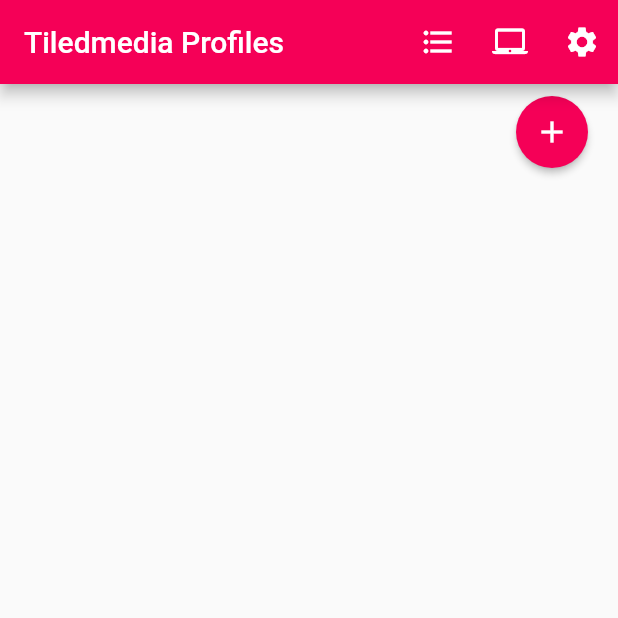
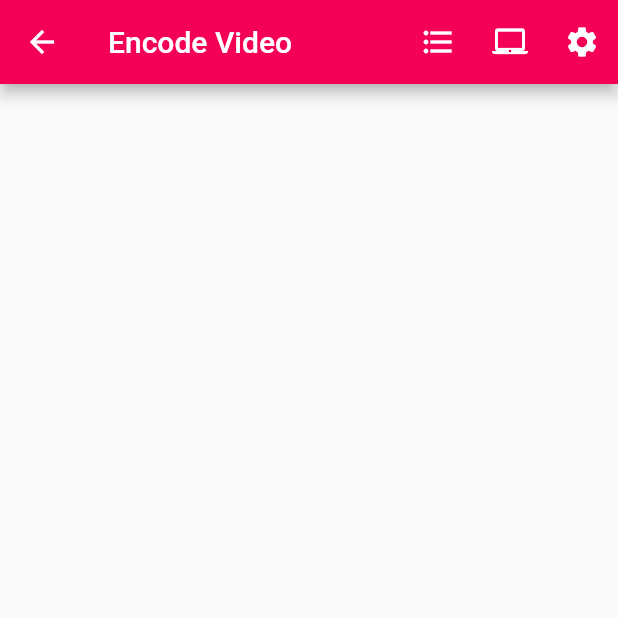
Before and after one commit to Ngoni-Sama/tiledmedia, a Flutter app: the screen it shows after launch, after a tap on the "laptop mac" icon, on a phone screen of 412 x 824 dp, the top half of it. Run offline on Flutter 3.47's test engine with Material 2 defaults, Android fonts, the phone set to English and light mode, and no system bars; our stand-ins replace shared_preferences.

Commit message:
update profiles list

```diff
--- a/lib/main.dart
+++ b/lib/main.dart
@@ -1,5 +1,5 @@
 import 'routes.dart';
 
-void main () {
+void main() {
   new Routes();
 }
--- a/lib/routes.dart
+++ b/lib/routes.dart
@@ -1,7 +1,10 @@
 import 'package:flutter/material.dart';
-import 'package:tiledmedia/screens/create_profile/create_profile.dart';
+import 'package:tiledmedia/screens/create_profile/index.dart';
+import 'package:tiledmedia/screens/encode/index.dart';
 import 'package:tiledmedia/screens/home/home.dart';
-import 'package:tiledmedia/screens/profiles/profiles.dart';
+import 'package:tiledmedia/screens/profiles/index.dart';
+import 'package:tiledmedia/util/common.dart';
+import 'package:tiledmedia/util/globals.dart';
 import 'package:tiledmedia/util/theme.dart';
 
 class Routes {
@@ -9,6 +12,7 @@ class Routes {
     'home': (BuildContext context) => new Home(),
     'profiles': (BuildContext context) => new Profiles(),
     'create-profile': (BuildContext context) => new CreateProfile(),
+    'encode': (BuildContext context) => new Encode(),
   };
 
   Routes () {
@@ -19,5 +23,10 @@ class Routes {
       routes: routes,
       home: new Profiles(),
     ));
+    init();
+  }
+
+  init() async {
+    Globals.pref = await initPreferences();
   }
 }
--- a/lib/screens/create_profile/step_complete/step_complete.dart
+++ b/lib/screens/create_profile/step_complete/step_complete.dart
@@ -1,6 +1,7 @@
 import 'package:flutter/material.dart';
 import 'package:tiledmedia/data/profile.model.dart';
 import 'package:tiledmedia/util/common.dart';
+import 'package:tiledmedia/util/database.dart';
 import 'package:tiledmedia/util/globals.dart';
 import 'package:tiledmedia/util/theme.dart';
 import 'package:tiledmedia/widgets/primary_button/primary_button.dart';
@@ -36,6 +37,7 @@ class _StepCompleteState extends State<StepComplete> {
     if (formKey.currentState.validate()) {
       final form = formKey.currentState;
       form.save();
+      saveProfile(profile);
       Navigator.of(context).pushNamed('profiles');
     }
   }
--- /dev/null
+++ b/lib/screens/encode/encode.dart
@@ -0,0 +1,51 @@
+import 'package:flutter/material.dart';
+import 'package:tiledmedia/data/profile.model.dart';
+import 'package:tiledmedia/util/globals.dart';
+import 'package:tiledmedia/util/theme.dart';
+import 'package:tiledmedia/widgets/appbar_layout/index.dart';
+import 'package:tiledmedia/widgets/primary_button/primary_button.dart';
+
+class Encode extends StatefulWidget {
+  Encode({Key key}) : super(key: key);
+
+  @override
+  _EncodeState createState() => new _EncodeState();
+}
+
+class _EncodeState extends State<Encode> {
+  final formKey = GlobalKey<FormState>();
+
+  @override
+  Widget build(BuildContext context) {
+    return new Scaffold(
+      appBar: new AppBarLayout(
+        appBarTitle: 'Encode Video',
+        context: context,
+      ),
+      body: new Container(
+        child: LayoutBuilder(builder: (BuildContext context, BoxConstraints viewportConstraints) {
+          return GestureDetector(
+            onTap: () => FocusScope.of(context).requestFocus(new FocusNode()),
+            child: SingleChildScrollView(
+              child: ConstrainedBox(
+                constraints: BoxConstraints(
+                  minHeight: viewportConstraints.maxHeight,
+                ),
+                child: IntrinsicHeight(
+                  child: Column(
+                    mainAxisAlignment: MainAxisAlignment.start,
+                    crossAxisAlignment: CrossAxisAlignment.start,
+                    mainAxisSize: MainAxisSize.max,
+                    children: <Widget>[
+
+                    ],
+                  ),
+                ),
+              ),
+            ),
+          );
+        }),
+      ),
+    );
+  }
+}
--- /dev/null
+++ b/lib/screens/encode/index.dart
@@ -0,0 +1 @@
+export 'encode.dart';
--- a/lib/util/common.dart
+++ b/lib/util/common.dart
@@ -1,7 +1,13 @@
+import 'package:shared_preferences/shared_preferences.dart';
+import 'package:tiledmedia/util/globals.dart';
 
 bool isNumeric(String s) {
   if(s == null) {
     return false;
   }
-  return double.parse(s, (e) => null) != null;
+  return double.parse(s) != null;
 }
+
+Future<SharedPreferences> initPreferences() async {
+  return await SharedPreferences.getInstance();
+}
--- /dev/null
+++ b/lib/util/database.dart
@@ -0,0 +1,50 @@
+import 'dart:convert';
+
+import 'package:shared_preferences/shared_preferences.dart';
+import 'package:tiledmedia/data/profile.model.dart';
+import 'package:tiledmedia/util/common.dart';
+import 'package:tiledmedia/util/globals.dart';
+
+Future<List<Profile>> getAllProfiles() async {
+  List<String> profiles;
+  if (Globals.pref == null) {
+    Globals.pref = await initPreferences();
+  }
+  profiles = Globals.pref.getStringList('profiles');
+
+  List<Profile> result = [];
+  for (int i=0; i<profiles.length; i++) {
+    Map tmp = json.decode(profiles[i]);
+    Profile p = Profile.fromJson(tmp);
+    result.add(p);
+  }
+
+  return result;
+}
+
+saveProfile(Profile profile) async {
+  List<String> profiles = Globals.pref.getStringList('profiles');
+
+  if (profiles == null) {
+    profiles = [];
+  }
+
+  Map prof = profile.toJson();
+  String profileStr = json.encode(prof);
+  profiles.add(profileStr);
+
+  await Globals.pref.setStringList('profiles', profiles);
+}
+
+deleteProfile(int id) async {
+  List<String> profiles = Globals.pref.getStringList('profiles');
+
+  if (profiles == null || profiles.length == 0) {
+    profiles = [];
+    return;
+  }
+
+  profiles.removeAt(id);
+
+  await Globals.pref.setStringList('profiles', profiles);
+}
--- a/lib/util/globals.dart
+++ b/lib/util/globals.dart
@@ -1,4 +1,8 @@
+import 'package:shared_preferences/shared_preferences.dart';
+
 class Globals {
+
+  static SharedPreferences pref;
 
   static final Map<String, String> contentSourceLocations = {
     's3bucket': 's3bucket',
--- a/lib/util/theme.dart
+++ b/lib/util/theme.dart
@@ -10,8 +10,10 @@ ThemeData appTheme() {
 
 class AppColors {
 
-  static const primaryColor = Color(0xFFF50057);
+  static const primaryColor = Color(0xFFf50057);
   static const defaultColor = Color(0xFF757575);
+  static const secondaryColor = Color(0xFFf06292);
+  static const lightColor = Color(0xFFe0e0e0);
 }
 
 class AppStyles {
--- a/lib/widgets/appbar_layout/appbar_layout.dart
+++ b/lib/widgets/appbar_layout/appbar_layout.dart
@@ -28,7 +28,7 @@ class AppBarLayout extends AppBar {
             new IconButton(
               icon: new Icon(Icons.laptop_mac, color: Colors.white),
               onPressed: () {
-                Navigator.of(context).pushNamed('manage');
+                Navigator.of(context).pushNamed('encode');
               },
               tooltip: 'Encode',
             ),
--- a/pubspec.yaml
+++ b/pubspec.yaml
@@ -23,6 +23,7 @@ dependencies:
   # The following adds the Cupertino Icons font to your application.
   # Use with the CupertinoIcons class for iOS style icons.
   cupertino_icons: ^0.1.2
+  shared_preferences: ^0.5.6+1
 
 dev_dependencies:
   flutter_test:
```
Also changed, not shown: lib/data/profile.model.dart (+40 -18 lines), lib/screens/profiles/profiles.dart (+79 -5 lines), pubspec.lock, 7 other files.
